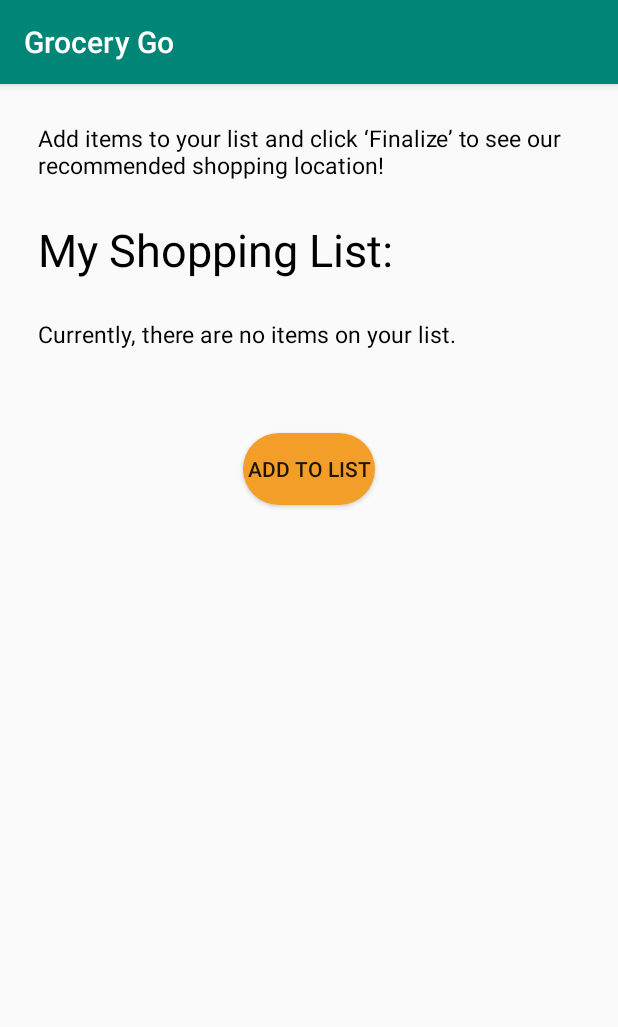
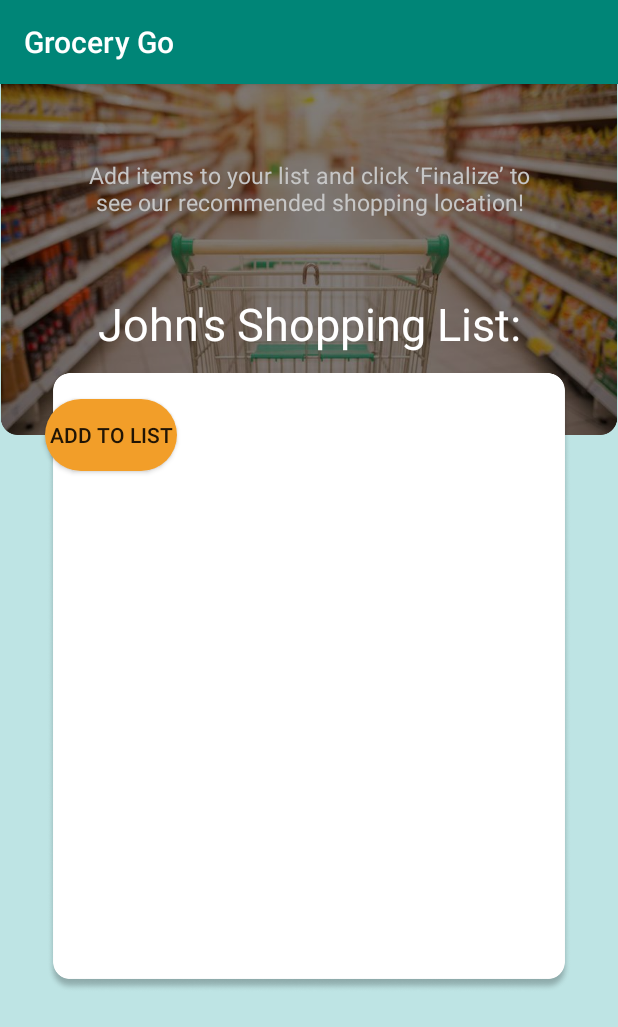
Before and after one commit to TheRealJessicaLi/GroceryGo, an Android app: the ShoppingInstructionsFragment screen opened directly, with no data from a screen before it, on a phone screen of 412 x 824 dp. Shown: the top 1027 px of the screen. Run offline under Robolectric (Android 15) with nearby library versions, the phone set to English and light mode, and no system bars.

Commit message:
more ui changes

```diff
--- a/app/src/main/res/layout/fragment_shopping_instructions.xml
+++ b/app/src/main/res/layout/fragment_shopping_instructions.xml
@@ -1,35 +1,60 @@
 <?xml version="1.0" encoding="utf-8"?>
-<LinearLayout xmlns:android="http://schemas.android.com/apk/res/android"
-              xmlns:tools="http://schemas.android.com/tools"
-              xmlns:app="http://schemas.android.com/apk/res-auto"
-              android:layout_width="match_parent" android:layout_height="match_parent"
-              tools:context=".SelectGroceries.ShoppingInstructionsFragment"
-              android:orientation="vertical">
+<RelativeLayout xmlns:android="http://schemas.android.com/apk/res/android"
+                xmlns:tools="http://schemas.android.com/tools"
+                xmlns:app="http://schemas.android.com/apk/res-auto"
+                android:layout_width="match_parent" android:layout_height="match_parent"
+                tools:context=".SelectGroceries.ShoppingInstructionsFragment"
+                android:background="#BEE4E4">
+    <ImageView
+            android:layout_width="match_parent"
+            android:layout_height="wrap_content"
+            android:src="@drawable/shopping_img"
+            android:layout_alignParentTop="true"
+            android:adjustViewBounds="true"/>
+    <ImageView
+            android:layout_width="match_parent"
+            android:layout_height="wrap_content"
+            android:src="@drawable/shopping_rect"
+            android:layout_alignParentTop="true"
+            android:adjustViewBounds="true"
+            android:layout_marginTop="170dp"
+            android:scaleX="0.85"
+            android:scaleY="0.9"/>
 
     <TextView
+            android:id="@+id/shopping_instruct"
             android:layout_width="match_parent"
             android:layout_height="wrap_content"
             android:text="Add items to your list and click ‘Finalize’ to see our recommended shopping location!"
-            android:textColor="@color/black"
+            android:textColor="#C6C6C6"
             android:textSize="15dp"
-            android:padding="25dp"/>
+            android:padding="50dp"
+            android:gravity="center"/>
 
     <TextView
+            android:id="@+id/shopping_title"
             android:layout_width="match_parent"
             android:layout_height="wrap_content"
-            android:text="My Shopping List:"
-            android:textColor="@color/black"
+            android:text="John's Shopping List:"
+            android:textColor="#FFFFFF"
             android:textSize="30dp"
             android:paddingLeft="25dp"
-            android:paddingRight="25dp"/>
+            android:paddingRight="25dp"
+            android:gravity="center"
+            android:layout_below="@id/shopping_instruct"/>
 
     <TextView
+            android:id="@+id/no_items"
             android:layout_width="match_parent"
             android:layout_height="wrap_content"
             android:text="Currently, there are no items on your list."
             android:textColor="@color/black"
             android:textSize="15dp"
-            android:padding="25dp"/>
+            android:padding="25dp"
+            android:layout_above="@id/next_button"
+            android:layout_below="@id/shopping_title"
+            android:layout_marginTop="50dp"
+            android:gravity="center"/>
 
     <Button
             android:id="@+id/next_button"
@@ -39,6 +64,8 @@
             app:layout_constraintTop_toBottomOf="@id/location_field"
             android:background="@drawable/button_background"
             android:text="Add to List"
-            android:layout_gravity="center_horizontal"/>
+            android:layout_gravity="center_horizontal"
+            android:layout_below="@id/shopping_title"
+            android:layout_centerVertical="true"/>/>
 
-</LinearLayout>
+</RelativeLayout>
```
Also changed, not shown: app/src/main/res/drawable/location_icon_size.xml (added, +9 -0 lines), app/src/main/res/layout/fragment_user_info.xml (+26 -25 lines), app/src/main/res/drawable/info_logo.png (added), app/src/main/res/drawable/location_icon.png (added), app/src/main/res/drawable/shopping_img.png (added), app/src/main/res/drawable/shopping_rect.png (added), 1 other file.
